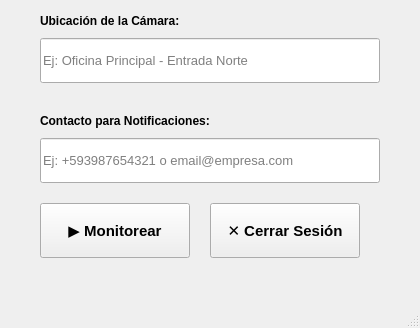
Before: the Qt Designer form Cliente/UI/monitoringWindow.ui in 5lander/weaponDetectionSystem, drawn with Qt 5; both pictures show x 0 to 420 and y 152 to 480 of the 420 by 480 pixel window.
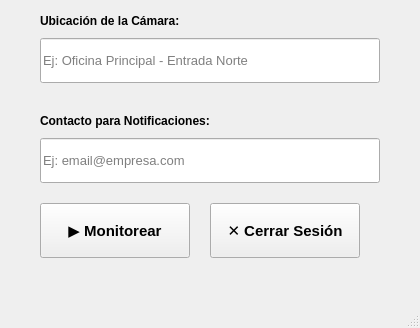
After: the same form once the commit is applied. Icons and pictures are not drawn.

The edit to the form file:
```diff
--- a/Cliente/UI/monitoringWindow.ui
+++ b/Cliente/UI/monitoringWindow.ui
@@ -143,7 +143,7 @@
      </font>
     </property>
     <property name="placeholderText">
-     <string>Ej: +593987654321 o email@empresa.com</string>
+     <string>Ej: email@empresa.com</string>
     </property>
    </widget>
    
```
